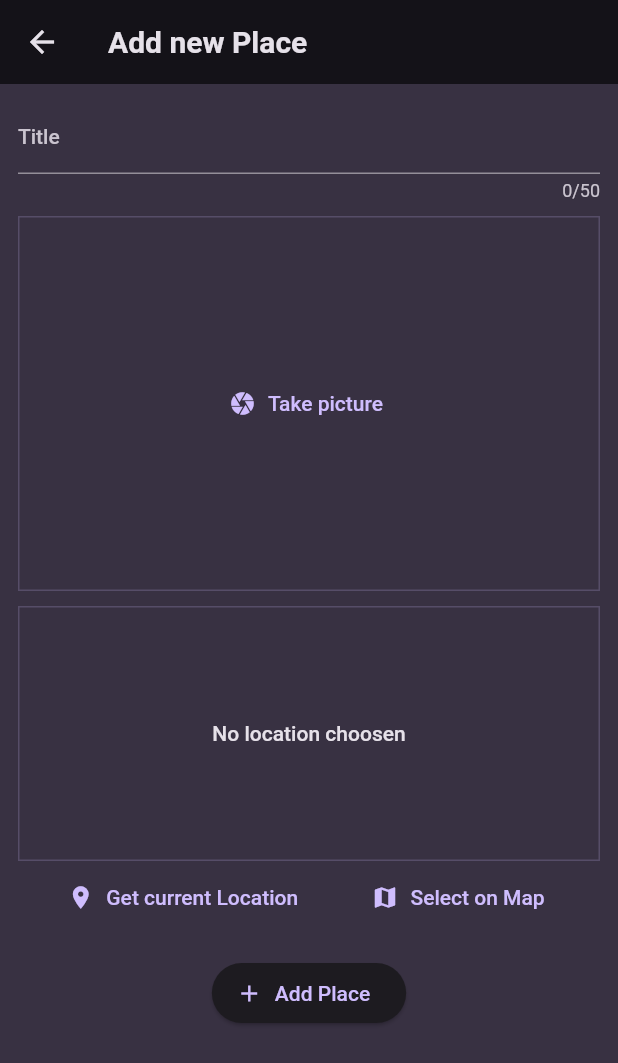
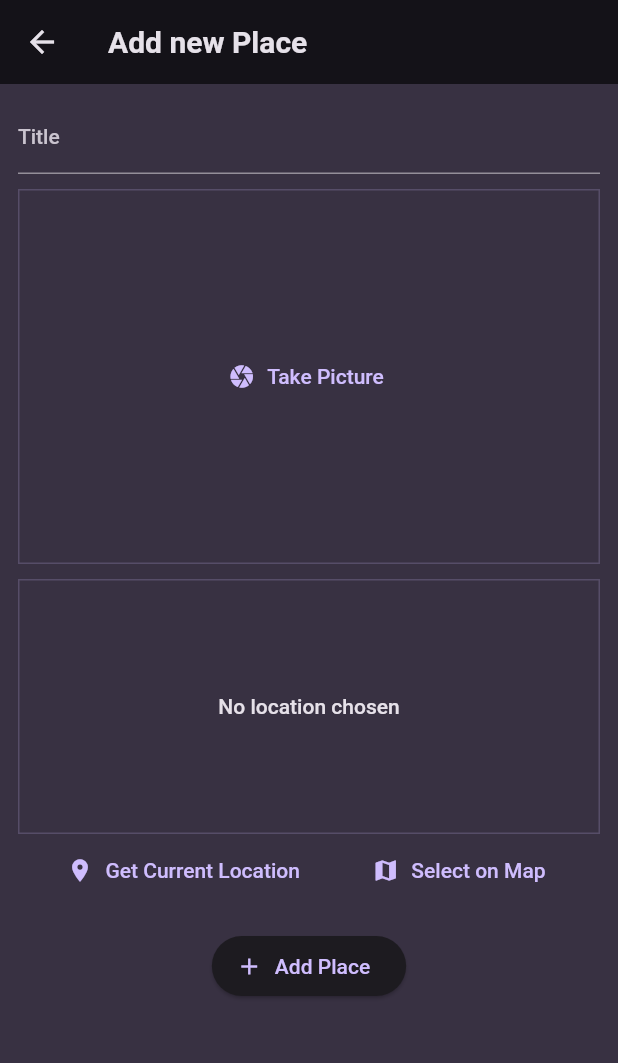
Before and after one commit to NadyaShevtsova/flutter_favourite_places, a Flutter app: the PlacesScreen screen opened directly, after a tap on the "add" icon, on a phone screen of 412 x 824 dp. Shown: the top 1063 px of the screen. Run offline on Flutter 3.47's test engine with Material 2 defaults, Android fonts, the phone set to English and light mode, and no system bars; our stand-ins replace flutter_riverpod, google_fonts, google_maps_flutter, image_picker, location, sqflite; accounts and stored records are empty; network calls fail.

```diff
--- a/lib/models/place.dart
+++ b/lib/models/place.dart
@@ -1,4 +1,5 @@
 import 'dart:io';
+
 import 'package:uuid/uuid.dart';
 
 const uuid = Uuid();
@@ -6,12 +7,12 @@ const uuid = Uuid();
 class PlaceLocation {
   const PlaceLocation({
     required this.latitude,
-    required this.longtitude,
+    required this.longitude,
     required this.address,
   });
 
   final double latitude;
-  final double longtitude;
+  final double longitude;
   final String address;
 }
 
@@ -26,6 +27,5 @@ class Place {
   final String id;
   final String title;
   final File image;
-
   final PlaceLocation location;
 }
--- a/lib/providers/user_places.dart
+++ b/lib/providers/user_places.dart
@@ -1,4 +1,5 @@
 import 'dart:io';
+
 import 'package:flutter_riverpod/flutter_riverpod.dart';
 import 'package:path_provider/path_provider.dart' as syspaths;
 import 'package:path/path.dart' as path;
@@ -13,7 +14,7 @@ Future<Database> _getDatabase() async {
     path.join(dbPath, 'places.db'),
     onCreate: (db, version) {
       return db.execute(
-          'CREATE TABLE user_places(id TEXT PRIMARY KEY, title TEXT, image TEXT, lat RAL, lng REAL, address TEXT)');
+          'CREATE TABLE user_places(id TEXT PRIMARY KEY, title TEXT, image TEXT, lat REAL, lng REAL, address TEXT)');
     },
     version: 1,
   );
@@ -26,25 +27,26 @@ class UserPlacesNotifier extends StateNotifier<List<Place>> {
   Future<void> loadPlaces() async {
     final db = await _getDatabase();
     final data = await db.query('user_places');
-    final places = data.map(
+    final places = data
+        .map(
           (row) => Place(
             id: row['id'] as String,
             title: row['title'] as String,
             image: File(row['image'] as String),
             location: PlaceLocation(
               latitude: row['lat'] as double,
-          longtitude: row['lng'] as double,
+              longitude: row['lng'] as double,
               address: row['address'] as String,
             ),
           ),
-    ).toList();
+        )
+        .toList();
 
     state = places;
   }
 
   void addPlace(String title, File image, PlaceLocation location) async {
-    //here could be (Place place)
-    final appDir = await syspaths.getApplicationCacheDirectory();
+    final appDir = await syspaths.getApplicationDocumentsDirectory();
     final filename = path.basename(image.path);
     final copiedImage = await image.copy('${appDir.path}/$filename');
 
@@ -52,12 +54,12 @@ class UserPlacesNotifier extends StateNotifier<List<Place>> {
         Place(title: title, image: copiedImage, location: location);
 
     final db = await _getDatabase();
-    db.insert('user_place', {
+    db.insert('user_places', {
       'id': newPlace.id,
       'title': newPlace.title,
       'image': newPlace.image.path,
       'lat': newPlace.location.latitude,
-      'lng': newPlace.location.longtitude,
+      'lng': newPlace.location.longitude,
       'address': newPlace.location.address,
     });
 
@@ -65,7 +67,7 @@ class UserPlacesNotifier extends StateNotifier<List<Place>> {
   }
 }
 
-final UserPlacesProvider =
+final userPlacesProvider =
     StateNotifierProvider<UserPlacesNotifier, List<Place>>(
   (ref) => UserPlacesNotifier(),
 );
--- a/lib/screens/add_place.dart
+++ b/lib/screens/add_place.dart
@@ -1,11 +1,12 @@
 import 'dart:io';
+
+import 'package:favourite_places/models/place.dart';
+import 'package:favourite_places/widgets/location_input.dart';
+import 'package:flutter_riverpod/flutter_riverpod.dart';
 import 'package:flutter/material.dart';
-import 'package:flutter_riverpod/flutter_riverpod.dart';
 
 import 'package:favourite_places/widgets/image_input.dart';
 import 'package:favourite_places/providers/user_places.dart';
-import 'package:favourite_places/widgets/location_input.dart';
-import 'package:favourite_places/models/place.dart';
 
 class AddPlaceScreen extends ConsumerStatefulWidget {
   const AddPlaceScreen({super.key});
@@ -24,11 +25,16 @@ class _AddPlaceScreenState extends ConsumerState<AddPlaceScreen> {
   void _savePlace() {
     final enteredTitle = _titleController.text;
 
-    if (enteredTitle.isEmpty || _selectedImage == null || _selectedLocation == null) {
+    if (enteredTitle.isEmpty ||
+        _selectedImage == null ||
+        _selectedLocation == null) {
       return;
     }
 
-    ref.read(UserPlacesProvider.notifier).addPlace(enteredTitle, _selectedImage!, _selectedLocation!);
+    ref
+        .read(userPlacesProvider.notifier)
+        .addPlace(enteredTitle, _selectedImage!, _selectedLocation!);
+
     Navigator.of(context).pop();
   }
 
@@ -49,24 +55,24 @@ class _AddPlaceScreenState extends ConsumerState<AddPlaceScreen> {
         child: Column(
           children: [
             TextField(
-              maxLength: 50,
-              decoration: const InputDecoration(
-                labelText: 'Title',
+              decoration: const InputDecoration(labelText: 'Title'),
+              controller: _titleController,
+              style: TextStyle(
+                color: Theme.of(context).colorScheme.onBackground,
               ),
-              controller: _titleController,
-              style:
-                  TextStyle(color: Theme.of(context).colorScheme.onBackground),
             ),
             const SizedBox(height: 10),
-            // image input
-            ImageInput(onPickImage: (image){
-              _selectedImage = image;
-            }),
+            ImageInput(
+              onPickImage: (image) {
+                _selectedImage = image;
+              },
+            ),
             const SizedBox(height: 10),
             LocationInput(
               onSelectLocation: (location) {
-              _selectedLocation = location;
-            },),
+                _selectedLocation = location;
+              },
+            ),
             const SizedBox(height: 16),
             ElevatedButton.icon(
               onPressed: _savePlace,
--- a/lib/screens/places.dart
+++ b/lib/screens/places.dart
@@ -1,9 +1,9 @@
-import 'package:favourite_places/providers/user_places.dart';
 import 'package:flutter/material.dart';
 import 'package:flutter_riverpod/flutter_riverpod.dart';
 
+import 'package:favourite_places/screens/add_place.dart';
 import 'package:favourite_places/widgets/places_list.dart';
-import 'package:favourite_places/screens/add_place.dart';
+import 'package:favourite_places/providers/user_places.dart';
 
 class PlacesScreen extends ConsumerStatefulWidget {
   const PlacesScreen({super.key});
@@ -20,16 +20,16 @@ class _PlacesScreenState extends ConsumerState<PlacesScreen> {
   @override
   void initState() {
     super.initState();
-    _placesFuture = ref.read(UserPlacesProvider.notifier).loadPlaces();
+    _placesFuture = ref.read(userPlacesProvider.notifier).loadPlaces();
   }
 
   @override
   Widget build(BuildContext context) {
-    final userPlaces = ref.watch(UserPlacesProvider);
+    final userPlaces = ref.watch(userPlacesProvider);
 
     return Scaffold(
       appBar: AppBar(
-          title: const Text('Your places'),
+        title: const Text('Your Places'),
         actions: [
           IconButton(
             icon: const Icon(Icons.add),
@@ -44,7 +44,7 @@ class _PlacesScreenState extends ConsumerState<PlacesScreen> {
         ],
       ),
       body: Padding(
-          padding: const EdgeInsets.all(8),
+        padding: const EdgeInsets.all(8.0),
         child: FutureBuilder(
           future: _placesFuture,
           builder: (context, snapshot) =>
@@ -54,6 +54,7 @@ class _PlacesScreenState extends ConsumerState<PlacesScreen> {
                       places: userPlaces,
                     ),
         ),
-        ));
+      ),
+    );
   }
 }
--- a/lib/widgets/image_input.dart
+++ b/lib/widgets/image_input.dart
@@ -1,4 +1,5 @@
 import 'dart:io';
+
 import 'package:flutter/material.dart';
 import 'package:image_picker/image_picker.dart';
 
@@ -18,14 +19,13 @@ class _ImageInputState extends State<ImageInput> {
 
   void _takePicture() async {
     final imagePicker = ImagePicker();
-    final pickedImage = await imagePicker.pickImage(
-      source: ImageSource.camera,
-      maxHeight: 600,
-    );
+    final pickedImage =
+        await imagePicker.pickImage(source: ImageSource.camera, maxWidth: 600);
 
     if (pickedImage == null) {
       return;
     }
+
     setState(() {
       _selectedImage = File(pickedImage.path);
     });
@@ -37,7 +37,7 @@ class _ImageInputState extends State<ImageInput> {
   Widget build(BuildContext context) {
     Widget content = TextButton.icon(
       icon: const Icon(Icons.camera),
-      label: const Text('Take picture'),
+      label: const Text('Take Picture'),
       onPressed: _takePicture,
     );
 
@@ -52,6 +52,7 @@ class _ImageInputState extends State<ImageInput> {
         ),
       );
     }
+
     return Container(
       decoration: BoxDecoration(
         border: Border.all(
--- a/lib/widgets/location_input.dart
+++ b/lib/widgets/location_input.dart
@@ -1,11 +1,11 @@
 import 'dart:convert';
 
-import 'package:favourite_places/screens/map.dart';
 import 'package:flutter/material.dart';
 import 'package:google_maps_flutter/google_maps_flutter.dart';
 import 'package:location/location.dart';
 import 'package:http/http.dart' as http;
 
+import 'package:favourite_places/screens/map.dart';
 import 'package:favourite_places/models/place.dart';
 
 class LocationInput extends StatefulWidget {
@@ -15,11 +15,11 @@ class LocationInput extends StatefulWidget {
 
   @override
   State<LocationInput> createState() {
-    return _LocationInput();
+    return _LocationInputState();
   }
 }
 
-class _LocationInput extends State<LocationInput> {
+class _LocationInputState extends State<LocationInput> {
   PlaceLocation? _pickedLocation;
   var _isGettingLocation = false;
 
@@ -28,13 +28,13 @@ class _LocationInput extends State<LocationInput> {
       return '';
     }
     final lat = _pickedLocation!.latitude;
-    final lng = _pickedLocation!.longtitude;
-    return 'https://maps.googleapis.com/maps/api/staticmap?center=$lat,$lng=&zoom=16&size=600x300&maptype=roadmap&markers=color:red%7Clabel:A%7C$lat,$lng&key=AIzaSyCSirSgUfol0dSTw_gUMxRi7f_9u1q8Iuw';
+    final lng = _pickedLocation!.longitude;
+    return 'https://maps.googleapis.com/maps/api/staticmap?center=$lat,$lng=&zoom=16&size=600x300&maptype=roadmap&markers=color:red%7Clabel:A%7C$lat,$lng&key=AIzaSyDLcwxUggpPZo8lcbH0TB4Crq5SJjtj4ag';
   }
 
   Future<void> _savePlace(double latitude, double longitude) async {
     final url = Uri.parse(
-        'https://maps.googleapis.com/maps/api/geocode/json?latlng=$latitude,$longitude&key=AIzaSyCSirSgUfol0dSTw_gUMxRi7f_9u1q8Iuw');
+        'https://maps.googleapis.com/maps/api/geocode/json?latlng=$latitude,$longitude&key=AIzaSyDLcwxUggpPZo8lcbH0TB4Crq5SJjtj4ag');
     final response = await http.get(url);
     final resData = json.decode(response.body);
     final address = resData['results'][0]['formatted_address'];
@@ -42,14 +42,13 @@ class _LocationInput extends State<LocationInput> {
     setState(() {
       _pickedLocation = PlaceLocation(
         latitude: latitude,
-        longtitude: longitude,
+        longitude: longitude,
         address: address,
       );
-      _isGettingLocation = true;
+      _isGettingLocation = false;
     });
 
     widget.onSelectLocation(_pickedLocation!);
-
   }
 
   void _getCurrentLocation() async {
@@ -86,6 +85,7 @@ class _LocationInput extends State<LocationInput> {
     if (lat == null || lng == null) {
       return;
     }
+
     _savePlace(lat, lng);
   }
 
@@ -106,12 +106,13 @@ class _LocationInput extends State<LocationInput> {
   @override
   Widget build(BuildContext context) {
     Widget previewContent = Text(
-      'No location choosen',
+      'No location chosen',
       textAlign: TextAlign.center,
       style: Theme.of(context).textTheme.bodyLarge!.copyWith(
             color: Theme.of(context).colorScheme.onBackground,
           ),
     );
+
     if (_pickedLocation != null) {
       previewContent = Image.network(
         locationImage,
@@ -144,15 +145,13 @@ class _LocationInput extends State<LocationInput> {
           children: [
             TextButton.icon(
               icon: const Icon(Icons.location_on),
-              label: const Text('Get current Location'),
+              label: const Text('Get Current Location'),
               onPressed: _getCurrentLocation,
             ),
             TextButton.icon(
               icon: const Icon(Icons.map),
               label: const Text('Select on Map'),
-              onPressed: () {
-                _selectOnMap;
-              },
+              onPressed: _selectOnMap,
             ),
           ],
         ),
--- a/lib/widgets/places_list.dart
+++ b/lib/widgets/places_list.dart
@@ -43,9 +43,7 @@ class PlacesList extends StatelessWidget {
         onTap: () {
           Navigator.of(context).push(
             MaterialPageRoute(
-              builder: (ctx) => PlaceDetailScreen(
-                place: places[index],
-              ),
+              builder: (ctx) => PlaceDetailScreen(place: places[index]),
             ),
           );
         },
```
Also changed, not shown: lib/main.dart (+4 -4 lines), lib/screens/map.dart (+14 -9 lines), lib/screens/place_detail.dart (+5 -3 lines). Lines whose indentation alone changed are shown as unchanged.
